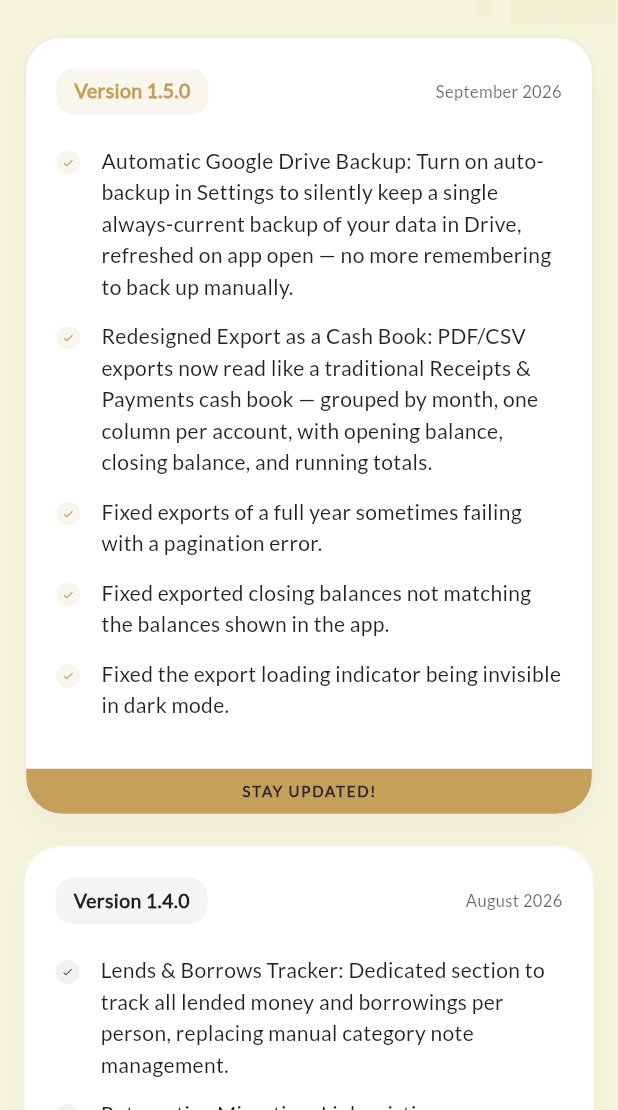
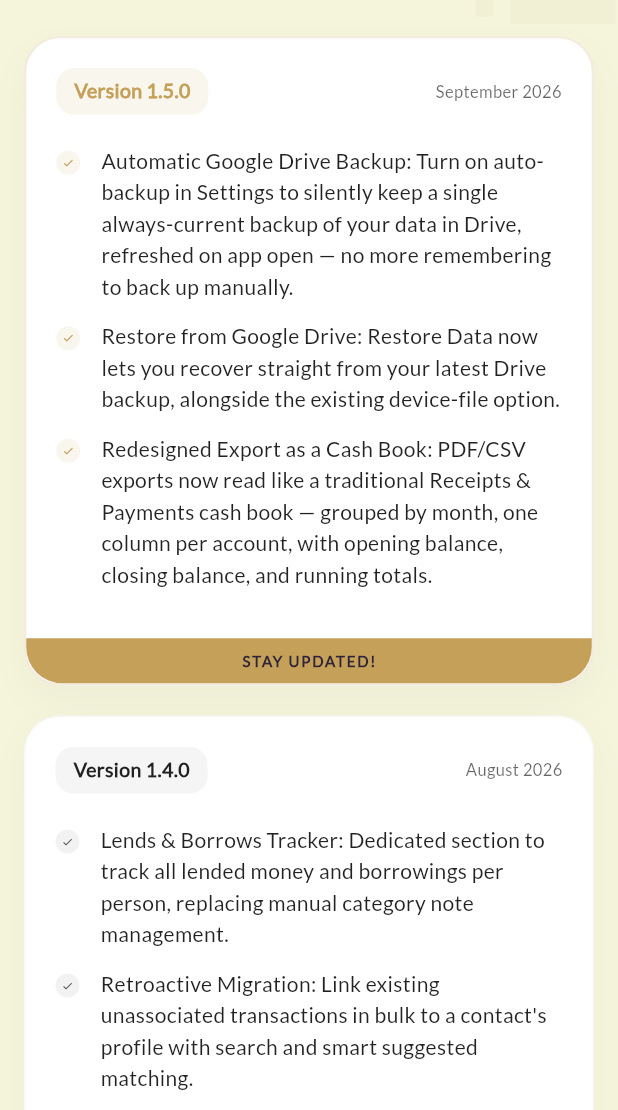
Before and after one commit to Nithin-at-github/Kanakkan, a Flutter app: the UpdateNotesScreen screen opened directly, on a phone screen of 412 x 824 dp, the part 126-1236 px from its top. Run offline on Flutter 3.47's test engine with Material 3 defaults, Android fonts, the phone set to English and light mode, and no system bars; our stand-ins replace csv, file_picker, fl_chart, flutter_secure_storage, google_sign_in, local_auth and 4 more; missing offline and left inert: googleapis; accounts and stored records are empty.

Commit message:
Trim 1.5.0 update notes to features only, refresh README
Update notes for 1.5.0 now list only the features shipped (Drive
backup, Drive restore, cash-book export) instead of mixing in the
bug fixes found while building them.

README updates to match current reality:
- The "100% offline, no cloud" claim is no longer true now that Drive
  backup exists — reworded to make clear it's optional and off by
  default.
- Export & Backup section rewritten for the cash-book export format
  and Drive backup/restore.
- Added a missing Lends & Borrows feature section (shipped in 1.4.0,
  was never documented).
- Tech Stack table had a stale Flutter/Dart version; updated to
  3.47.2/3.13.2 and added google_sign_in/googleapis/http.
- Project Structure mentions DriveBackupService and
  BackupSettingsProvider.

Co-Authored-By: Claude Sonnet 5 <noreply@anthropic.com>

```diff
--- a/lib/presentation/screens/update_notes_screen.dart
+++ b/lib/presentation/screens/update_notes_screen.dart
@@ -27,10 +27,8 @@ class UpdateNotesScreen extends StatelessWidget {
       date: 'September 2026',
       changes: [
         'Automatic Google Drive Backup: Turn on auto-backup in Settings to silently keep a single always-current backup of your data in Drive, refreshed on app open — no more remembering to back up manually.',
+        'Restore from Google Drive: Restore Data now lets you recover straight from your latest Drive backup, alongside the existing device-file option.',
         'Redesigned Export as a Cash Book: PDF/CSV exports now read like a traditional Receipts & Payments cash book — grouped by month, one column per account, with opening balance, closing balance, and running totals.',
-        'Fixed exports of a full year sometimes failing with a pagination error.',
-        'Fixed exported closing balances not matching the balances shown in the app.',
-        'Fixed the export loading indicator being invisible in dark mode.',
       ],
     ),
     UpdateNote(
```
Also changed, not shown: 1 other file.
